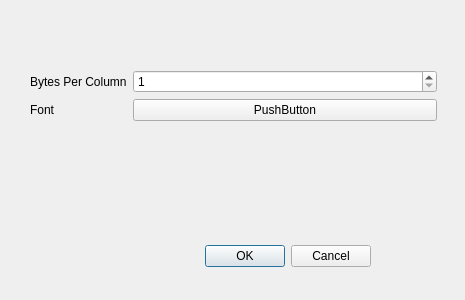
Qt form src/preferences.ui (spuriousdata/BinGrok) before a commit.
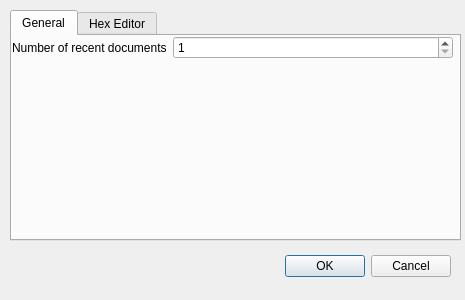
The same form after that commit.

Commit message:
Added 'open recent' functionality
* Added QStringList to store recently open files
* Save recently open files in QSettings
* Added configuration for maximum allowed recently open files in
  preferences
* Changed preferences ui to tabbed display to separate general from
  hex-display specific items

```diff
--- a/src/preferences.ui
+++ b/src/preferences.ui
@@ -16,8 +16,8 @@
   <widget class="QDialogButtonBox" name="buttonBox">
    <property name="geometry">
     <rect>
-     <x>30</x>
-     <y>240</y>
+     <x>110</x>
+     <y>250</y>
      <width>341</width>
      <height>32</height>
     </rect>
@@ -29,28 +29,63 @@
     <set>QDialogButtonBox::Cancel|QDialogButtonBox::Ok</set>
    </property>
   </widget>
-  <widget class="QWidget" name="container" native="true">
-   <property name="geometry">
-    <rect>
-     <x>20</x>
-     <y>20</y>
-     <width>431</width>
-     <height>201</height>
-    </rect>
-   </property>
-   <property name="sizePolicy">
-    <sizepolicy hsizetype="Expanding" vsizetype="Expanding">
-     <horstretch>0</horstretch>
-     <verstretch>0</verstretch>
-    </sizepolicy>
-   </property>
-   <widget class="QWidget" name="formLayoutWidget">
+  <widget class="QTabWidget" name="tabWidget">
     <property name="geometry">
      <rect>
       <x>10</x>
-      <y>50</y>
-      <width>407</width>
-      <height>80</height>
+     <y>10</y>
+     <width>451</width>
+     <height>231</height>
+    </rect>
+   </property>
+   <property name="currentIndex">
+    <number>0</number>
+   </property>
+   <widget class="QWidget" name="tab">
+    <attribute name="title">
+     <string>General</string>
+    </attribute>
+    <widget class="QWidget" name="formLayoutWidget_2">
+     <property name="geometry">
+      <rect>
+       <x>0</x>
+       <y>0</y>
+       <width>441</width>
+       <height>191</height>
+      </rect>
+     </property>
+     <layout class="QFormLayout" name="formLayout">
+      <item row="0" column="0">
+       <widget class="QLabel" name="max_recently_open_label">
+        <property name="text">
+         <string>Number of recent documents</string>
+        </property>
+       </widget>
+      </item>
+      <item row="0" column="1">
+       <widget class="QSpinBox" name="max_recently_open_spinbox">
+        <property name="minimum">
+         <number>1</number>
+        </property>
+        <property name="maximum">
+         <number>20</number>
+        </property>
+       </widget>
+      </item>
+     </layout>
+    </widget>
+   </widget>
+   <widget class="QWidget" name="tab_2">
+    <attribute name="title">
+     <string>Hex Editor</string>
+    </attribute>
+    <widget class="QWidget" name="formLayoutWidget">
+     <property name="geometry">
+      <rect>
+       <x>0</x>
+       <y>10</y>
+       <width>441</width>
+       <height>171</height>
      </rect>
     </property>
     <layout class="QFormLayout" name="layout">
@@ -86,6 +121,7 @@
       </widget>
      </item>
     </layout>
+    </widget>
    </widget>
   </widget>
  </widget>
```
Lines whose indentation alone changed are shown as unchanged. The commit also changes 7 other files.
